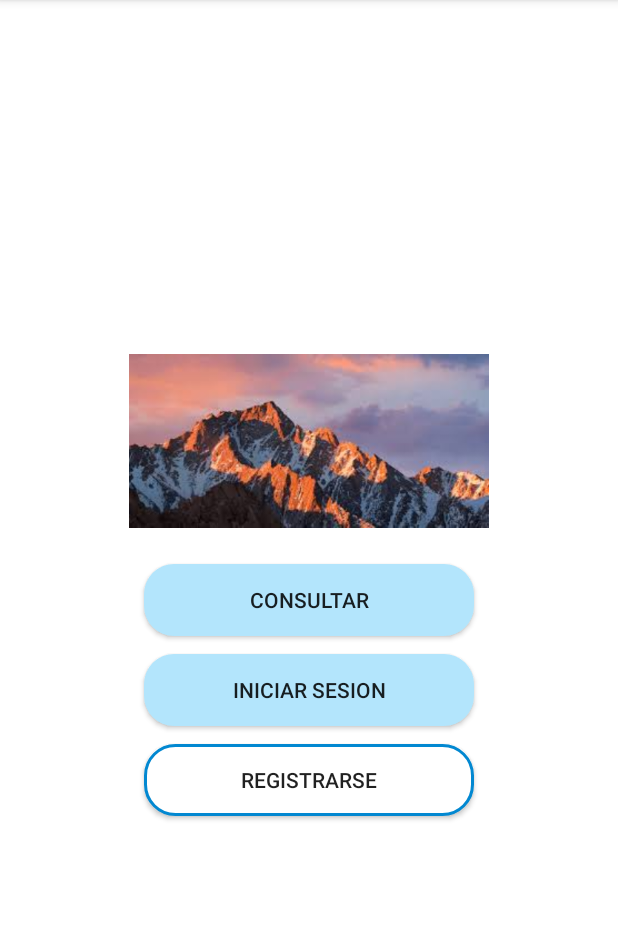
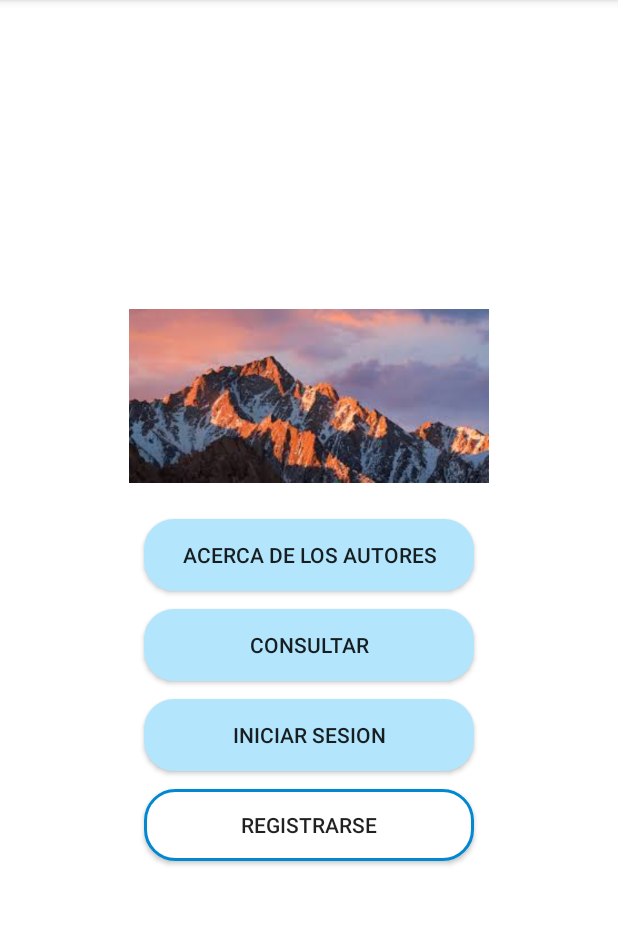
Before and after one commit to UPCRAP18/BBiology-Android, an Android app: the SliderScreen screen opened directly, with no data from a screen before it, on a phone screen of 412 x 824 dp, the part 84-1009 px from its top. Run offline under Robolectric (Android 15) with nearby library versions, the phone set to English and light mode, and no system bars; our stand-ins replace Volley.

Commit message:
Se ha añadido el layout de Acerca

```diff
--- a/app/build.gradle
+++ b/app/build.gradle
@@ -9,9 +9,10 @@ android {
         minSdkVersion 19
         targetSdkVersion 29
         versionCode 1
-        versionName "1.0"
+        versionName '1.0-beta'
 
         testInstrumentationRunner "androidx.test.runner.AndroidJUnitRunner"
+        versionNameSuffix = 'B'
     }
 
     buildTypes {
--- a/app/src/main/java/com/biomaster/SliderScreen.java
+++ b/app/src/main/java/com/biomaster/SliderScreen.java
@@ -39,6 +39,15 @@ public class SliderScreen extends AppCompatActivity {
         Button btnConsultar = findViewById(R.id.btnConsultar);
         Button btnLogin = findViewById(R.id.btnLogin);
         Button btnRegister = findViewById(R.id.btnRegister);
+        Button btnInfo = findViewById(R.id.btnInfo);
+
+        btnInfo.setOnClickListener(v -> {
+            LayoutInflater li = LayoutInflater.from(SliderScreen.this);
+            View info = li.inflate(R.layout.info, null);
+            AlertDialog.Builder builder = new AlertDialog.Builder(SliderScreen.this);
+            builder.setView(info);
+            builder.create().show();
+        });
 
         btnLogin.setOnClickListener(v-> {
             Intent sendLogin = new Intent(SliderScreen.this, Login.class);
--- a/app/src/main/res/layout/activity_slider.xml
+++ b/app/src/main/res/layout/activity_slider.xml
@@ -15,6 +15,14 @@
         android:layout_height="140dp"
         android:layout_margin="6dp"
         tools:srcCompat="@tools:sample/avatars" />
+
+    <Button
+        android:id="@+id/btnInfo"
+        android:layout_width="220dp"
+        android:layout_height="48dp"
+        android:layout_margin="6dp"
+        android:background="@drawable/round_button"
+        android:text="@string/lblAcerca" />
 
     <Button
         android:id="@+id/btnConsultar"
```
Also changed, not shown: app/src/main/res/layout/info.xml (added, +28 -0 lines), app/src/main/res/values/strings.xml (+10 -0 lines).
